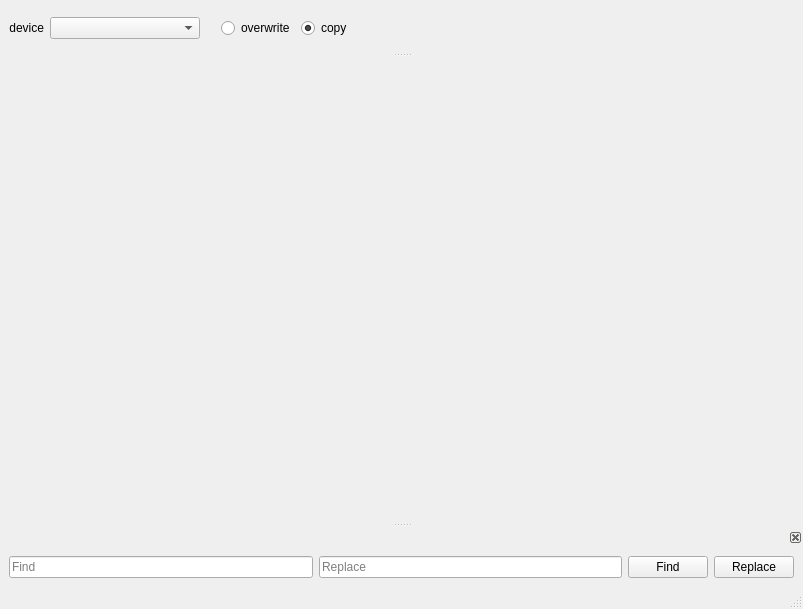
Above: CNC_TOOLBOX/gui/mainwindow.ui from MrSamuelLaw/CNC_TOOLBOX before the change. Below: the same form after it.
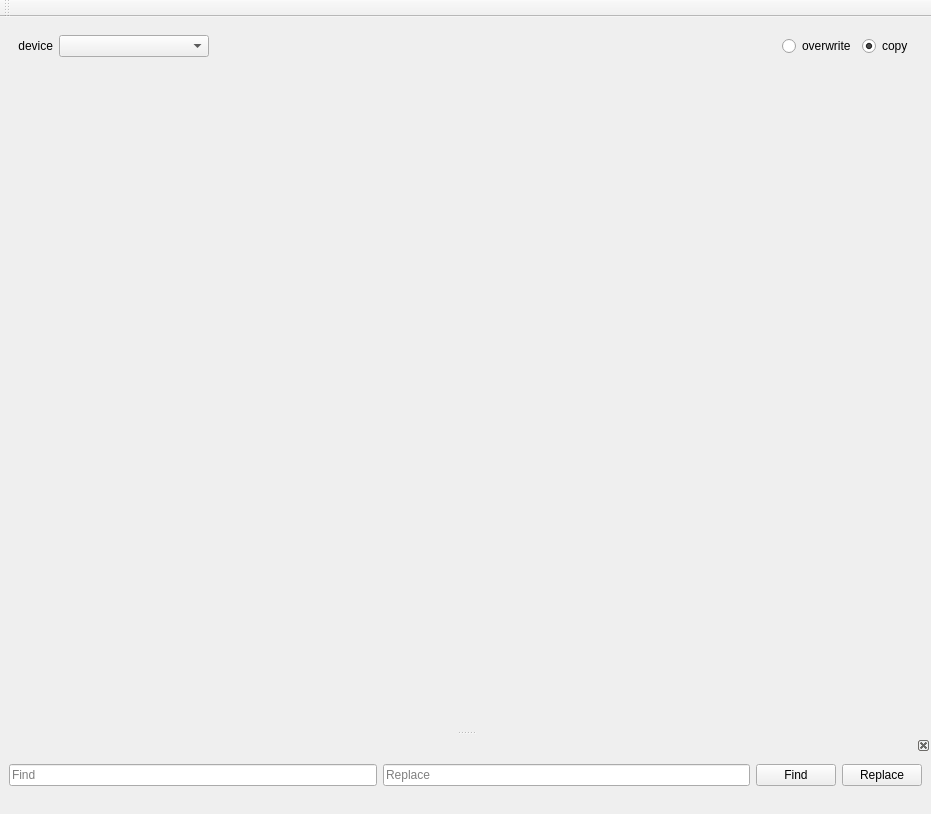
That is the form after the change.

Commit message: changed toolbars to actual Qtoolbars

```diff
--- a/CNC_TOOLBOX/gui/mainwindow.ui
+++ b/CNC_TOOLBOX/gui/mainwindow.ui
@@ -6,8 +6,8 @@
    <rect>
     <x>0</x>
     <y>0</y>
-    <width>803</width>
-    <height>609</height>
+    <width>931</width>
+    <height>814</height>
    </rect>
   </property>
   <property name="windowTitle">
@@ -15,47 +15,11 @@
   </property>
   <widget class="QWidget" name="centralwidget">
    <layout class="QGridLayout" name="gridLayout_3">
-    <item row="0" column="1">
-     <widget class="QComboBox" name="device_comboBox">
-      <property name="minimumSize">
-       <size>
-        <width>150</width>
-        <height>0</height>
-       </size>
-      </property>
-     </widget>
-    </item>
     <item row="1" column="0" colspan="5">
      <widget class="QSplitter" name="splitter">
       <property name="orientation">
        <enum>Qt::Vertical</enum>
       </property>
-      <widget class="QWidget" name="layoutWidget">
-       <layout class="QGridLayout" name="gridLayout">
-        <item row="0" column="0">
-         <widget class="QFrame" name="frame">
-          <property name="sizePolicy">
-           <sizepolicy hsizetype="Preferred" vsizetype="MinimumExpanding">
-            <horstretch>0</horstretch>
-            <verstretch>0</verstretch>
-           </sizepolicy>
-          </property>
-          <property name="baseSize">
-           <size>
-            <width>0</width>
-            <height>0</height>
-           </size>
-          </property>
-          <property name="frameShape">
-           <enum>QFrame::NoFrame</enum>
-          </property>
-          <property name="frameShadow">
-           <enum>QFrame::Raised</enum>
-          </property>
-         </widget>
-        </item>
-       </layout>
-      </widget>
       <widget class="QScrollArea" name="scrollArea">
        <property name="frameShape">
         <enum>QFrame::NoFrame</enum>
@@ -71,8 +35,8 @@
          <rect>
           <x>0</x>
           <y>0</y>
-          <width>781</width>
-          <height>280</height>
+          <width>909</width>
+          <height>595</height>
          </rect>
         </property>
         <layout class="QGridLayout" name="gridLayout_5">
@@ -106,10 +70,62 @@
       </widget>
      </widget>
     </item>
-    <item row="0" column="3">
-     <widget class="QWidget" name="widget" native="true">
-      <layout class="QGridLayout" name="gridLayout_2">
+    <item row="0" column="0" colspan="5">
+     <widget class="QWidget" name="toolbar_widget" native="true">
+      <property name="sizePolicy">
+       <sizepolicy hsizetype="Preferred" vsizetype="Preferred">
+        <horstretch>0</horstretch>
+        <verstretch>0</verstretch>
+       </sizepolicy>
+      </property>
+      <property name="minimumSize">
+       <size>
+        <width>0</width>
+        <height>0</height>
+       </size>
+      </property>
+      <layout class="QGridLayout" name="gridLayout_6">
+       <item row="0" column="0">
+        <widget class="QLabel" name="device_label">
+         <property name="text">
+          <string>device</string>
+         </property>
+         <property name="alignment">
+          <set>Qt::AlignRight|Qt::AlignTrailing|Qt::AlignVCenter</set>
+         </property>
+        </widget>
+       </item>
+       <item row="0" column="2">
+        <spacer name="horizontalSpacer">
+         <property name="orientation">
+          <enum>Qt::Horizontal</enum>
+         </property>
+         <property name="sizeHint" stdset="0">
+          <size>
+           <width>40</width>
+           <height>20</height>
+          </size>
+         </property>
+        </spacer>
+       </item>
        <item row="0" column="1">
+        <widget class="QComboBox" name="device_comboBox">
+         <property name="minimumSize">
+          <size>
+           <width>150</width>
+           <height>0</height>
+          </size>
+         </property>
+        </widget>
+       </item>
+       <item row="0" column="3">
+        <widget class="QRadioButton" name="overwrite_radio">
+         <property name="text">
+          <string>overwrite</string>
+         </property>
+        </widget>
+       </item>
+       <item row="0" column="4">
         <widget class="QRadioButton" name="copy_radio">
          <property name="text">
           <string>copy</string>
@@ -125,39 +141,9 @@
          </property>
         </widget>
        </item>
-       <item row="0" column="0">
-        <widget class="QRadioButton" name="overwrite_radio">
-         <property name="text">
-          <string>overwrite</string>
-         </property>
-        </widget>
-       </item>
       </layout>
      </widget>
     </item>
-    <item row="0" column="0">
-     <widget class="QLabel" name="device_label">
-      <property name="text">
-       <string>device</string>
-      </property>
-      <property name="alignment">
-       <set>Qt::AlignRight|Qt::AlignTrailing|Qt::AlignVCenter</set>
-      </property>
-     </widget>
-    </item>
-    <item row="0" column="4">
-     <spacer name="horizontalSpacer">
-      <property name="orientation">
-       <enum>Qt::Horizontal</enum>
-      </property>
-      <property name="sizeHint" stdset="0">
-       <size>
-        <width>40</width>
-        <height>20</height>
-       </size>
-      </property>
-     </spacer>
-    </item>
    </layout>
   </widget>
   <widget class="QMenuBar" name="menubar">
@@ -165,12 +151,16 @@
     <rect>
      <x>0</x>
      <y>0</y>
-     <width>803</width>
+     <width>931</width>
      <height>26</height>
     </rect>
    </property>
   </widget>
-  <widget class="QStatusBar" name="statusbar"/>
+  <widget class="QStatusBar" name="statusbar">
+   <property name="sizeGripEnabled">
+    <bool>false</bool>
+   </property>
+  </widget>
   <widget class="QDockWidget" name="fnd_dockWidget">
    <property name="floating">
     <bool>false</bool>
@@ -220,6 +210,17 @@
     </layout>
    </widget>
   </widget>
+  <widget class="QToolBar" name="toolBar">
+   <property name="windowTitle">
+    <string>toolBar</string>
+   </property>
+   <attribute name="toolBarArea">
+    <enum>TopToolBarArea</enum>
+   </attribute>
+   <attribute name="toolBarBreak">
+    <bool>false</bool>
+   </attribute>
+  </widget>
   <action name="actionopen">
    <property name="text">
     <string>open</string>
```
The commit also changes 3 other files.
